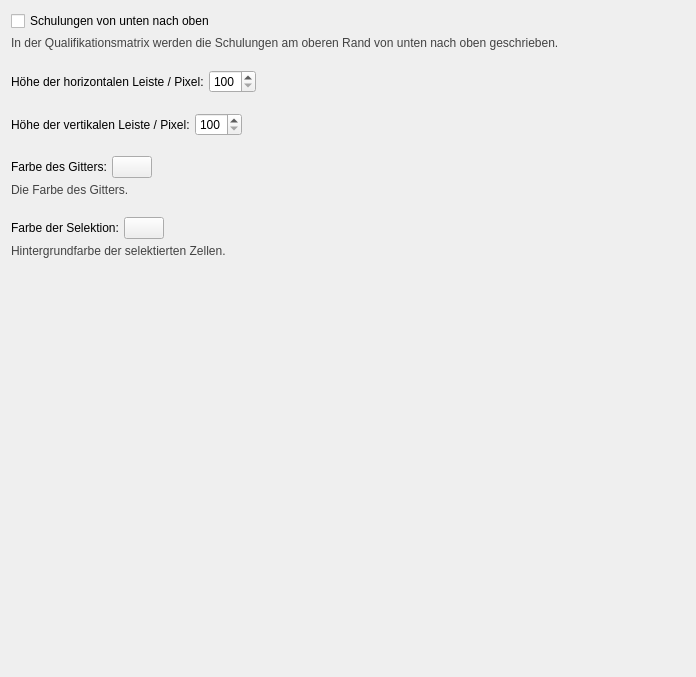
Above: ui/qmqualimatrixsettingswidget.ui from Christian-Kr/QualificationMatrix before the change. Below: the same form after it.
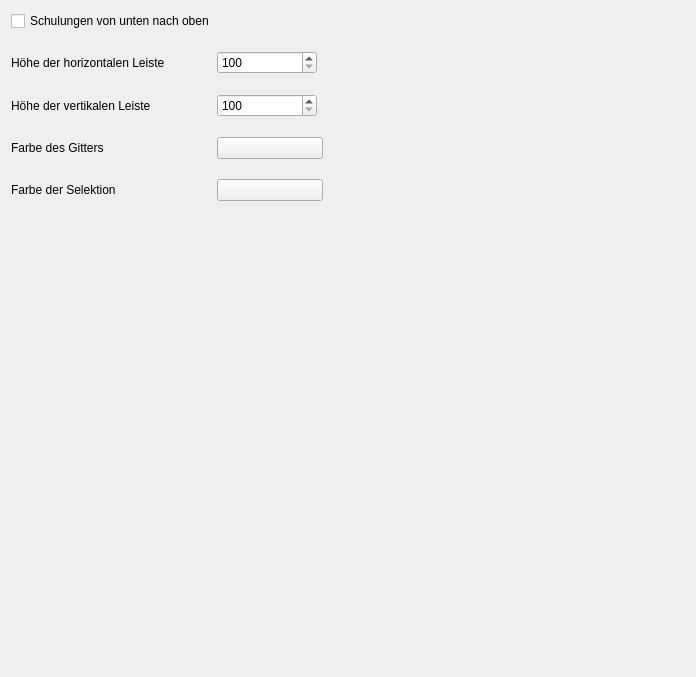
That is the form after the change.

Commit message: Update settings widget formats

```diff
--- a/ui/qmqualimatrixsettingswidget.ui
+++ b/ui/qmqualimatrixsettingswidget.ui
@@ -14,89 +14,40 @@
    <string>Form</string>
   </property>
   <layout class="QGridLayout" name="gridLayout">
+   <property name="horizontalSpacing">
+    <number>-1</number>
+   </property>
    <property name="verticalSpacing">
     <number>20</number>
    </property>
-   <item row="0" column="0">
-    <layout class="QVBoxLayout" name="verticalLayout">
-     <property name="spacing">
-      <number>5</number>
-     </property>
-     <item>
+   <item row="0" column="0" colspan="5">
       <widget class="QCheckBox" name="cbWriteTrainBottomToTop">
        <property name="text">
         <string>Schulungen von unten nach oben</string>
        </property>
       </widget>
      </item>
-     <item>
-      <widget class="QLabel" name="label">
-       <property name="font">
-        <font>
-         <pointsize>9</pointsize>
-        </font>
-       </property>
-       <property name="text">
-        <string>&lt;html&gt;&lt;head/&gt;&lt;body&gt;&lt;p&gt;&lt;span style=&quot; color:#424242;&quot;&gt;In der Qualifikationsmatrix werden die Schulungen am oberen Rand von unten nach oben geschrieben.&lt;/span&gt;&lt;/p&gt;&lt;/body&gt;&lt;/html&gt;</string>
-       </property>
-       <property name="wordWrap">
-        <bool>true</bool>
-       </property>
-      </widget>
-     </item>
-    </layout>
-   </item>
-   <item row="1" column="0">
-    <layout class="QHBoxLayout" name="horizontalLayout_7" stretch="0,0,0">
-     <property name="spacing">
-      <number>5</number>
-     </property>
-     <item>
-      <widget class="QLabel" name="label_6">
-       <property name="text">
-        <string>Höhe der horizontalen Leiste / Pixel:</string>
-       </property>
-      </widget>
-     </item>
-     <item>
-      <widget class="QSpinBox" name="sbQMHorHeight">
-       <property name="minimum">
-        <number>100</number>
-       </property>
-       <property name="maximum">
-        <number>400</number>
-       </property>
-      </widget>
-     </item>
-     <item>
-      <spacer name="horizontalSpacer">
-       <property name="orientation">
-        <enum>Qt::Horizontal</enum>
-       </property>
-       <property name="sizeHint" stdset="0">
-        <size>
-         <width>40</width>
-         <height>20</height>
-        </size>
-       </property>
-      </spacer>
-     </item>
-    </layout>
-   </item>
    <item row="2" column="0">
-    <layout class="QHBoxLayout" name="horizontalLayout_6" stretch="0,0,0">
-     <property name="spacing">
-      <number>5</number>
-     </property>
-     <item>
       <widget class="QLabel" name="label_5">
+     <property name="minimumSize">
+      <size>
+       <width>200</width>
+       <height>0</height>
+      </size>
+     </property>
        <property name="text">
-        <string>Höhe der vertikalen Leiste / Pixel:</string>
+      <string>Höhe der vertikalen Leiste</string>
        </property>
       </widget>
      </item>
-     <item>
+   <item row="2" column="1" colspan="2">
       <widget class="QSpinBox" name="sbQMVertWidth">
+     <property name="minimumSize">
+      <size>
+       <width>100</width>
+       <height>0</height>
+      </size>
+     </property>
        <property name="minimum">
         <number>100</number>
        </property>
@@ -104,44 +55,25 @@
         <number>400</number>
        </property>
       </widget>
-     </item>
-     <item>
-      <spacer name="horizontalSpacer_2">
-       <property name="orientation">
-        <enum>Qt::Horizontal</enum>
-       </property>
-       <property name="sizeHint" stdset="0">
-        <size>
-         <width>40</width>
-         <height>20</height>
-        </size>
-       </property>
-      </spacer>
-     </item>
-    </layout>
    </item>
    <item row="3" column="0">
-    <layout class="QVBoxLayout" name="verticalLayout_3">
-     <property name="spacing">
-      <number>5</number>
-     </property>
-     <item>
-      <layout class="QHBoxLayout" name="horizontalLayout_8" stretch="0,0,0">
-       <property name="spacing">
-        <number>5</number>
-       </property>
-       <item>
         <widget class="QLabel" name="label_7">
+     <property name="minimumSize">
+      <size>
+       <width>200</width>
+       <height>0</height>
+      </size>
+     </property>
          <property name="text">
-          <string>Farbe des Gitters:</string>
+      <string>Farbe des Gitters</string>
          </property>
         </widget>
        </item>
-       <item>
+   <item row="3" column="1" colspan="3">
         <widget class="QPushButton" name="pbGridColor">
          <property name="minimumSize">
           <size>
-           <width>0</width>
+       <width>100</width>
            <height>0</height>
           </size>
          </property>
@@ -150,60 +82,37 @@
          </property>
         </widget>
        </item>
-       <item>
+   <item row="3" column="4">
         <spacer name="horizontalSpacer_3">
          <property name="orientation">
           <enum>Qt::Horizontal</enum>
          </property>
          <property name="sizeHint" stdset="0">
           <size>
-           <width>40</width>
+       <width>331</width>
            <height>20</height>
           </size>
          </property>
         </spacer>
-       </item>
-      </layout>
-     </item>
-     <item>
-      <widget class="QLabel" name="label_2">
-       <property name="font">
-        <font>
-         <pointsize>9</pointsize>
-        </font>
-       </property>
-       <property name="text">
-        <string>&lt;html&gt;&lt;head/&gt;&lt;body&gt;&lt;p&gt;&lt;span style=&quot; color:#424242;&quot;&gt;Die Farbe des Gitters.&lt;/span&gt;&lt;/p&gt;&lt;/body&gt;&lt;/html&gt;</string>
-       </property>
-       <property name="wordWrap">
-        <bool>true</bool>
-       </property>
-      </widget>
-     </item>
-    </layout>
    </item>
    <item row="4" column="0">
-    <layout class="QVBoxLayout" name="verticalLayout_2">
-     <property name="spacing">
-      <number>5</number>
-     </property>
-     <item>
-      <layout class="QHBoxLayout" name="horizontalLayout_10" stretch="0,0,0">
-       <property name="spacing">
-        <number>5</number>
-       </property>
-       <item>
         <widget class="QLabel" name="label_8">
+     <property name="minimumSize">
+      <size>
+       <width>200</width>
+       <height>0</height>
+      </size>
+     </property>
          <property name="text">
-          <string>Farbe der Selektion:</string>
+      <string>Farbe der Selektion</string>
          </property>
         </widget>
        </item>
-       <item>
+   <item row="4" column="1" colspan="3">
         <widget class="QPushButton" name="pbSelectionColor">
          <property name="minimumSize">
           <size>
-           <width>0</width>
+       <width>100</width>
            <height>0</height>
           </size>
          </property>
@@ -212,39 +121,20 @@
          </property>
         </widget>
        </item>
-       <item>
+   <item row="4" column="4">
         <spacer name="horizontalSpacer_4">
          <property name="orientation">
           <enum>Qt::Horizontal</enum>
          </property>
          <property name="sizeHint" stdset="0">
           <size>
-           <width>40</width>
+       <width>331</width>
            <height>20</height>
           </size>
          </property>
         </spacer>
        </item>
-      </layout>
-     </item>
-     <item>
-      <widget class="QLabel" name="label_3">
-       <property name="font">
-        <font>
-         <pointsize>9</pointsize>
-        </font>
-       </property>
-       <property name="text">
-        <string>&lt;html&gt;&lt;head/&gt;&lt;body&gt;&lt;p&gt;&lt;span style=&quot; color:#424242;&quot;&gt;Hintergrundfarbe der selektierten Zellen.&lt;/span&gt;&lt;/p&gt;&lt;/body&gt;&lt;/html&gt;</string>
-       </property>
-       <property name="wordWrap">
-        <bool>true</bool>
-       </property>
-      </widget>
-     </item>
-    </layout>
-   </item>
-   <item row="5" column="0">
+   <item row="5" column="0" colspan="5">
     <spacer name="verticalSpacer">
      <property name="orientation">
       <enum>Qt::Vertical</enum>
@@ -257,6 +147,61 @@
      </property>
     </spacer>
    </item>
+   <item row="1" column="3" colspan="2">
+    <spacer name="horizontalSpacer">
+     <property name="orientation">
+      <enum>Qt::Horizontal</enum>
+     </property>
+     <property name="sizeHint" stdset="0">
+      <size>
+       <width>345</width>
+       <height>20</height>
+      </size>
+     </property>
+    </spacer>
+   </item>
+   <item row="2" column="3" colspan="2">
+    <spacer name="horizontalSpacer_2">
+     <property name="orientation">
+      <enum>Qt::Horizontal</enum>
+     </property>
+     <property name="sizeHint" stdset="0">
+      <size>
+       <width>345</width>
+       <height>20</height>
+      </size>
+     </property>
+    </spacer>
+   </item>
+   <item row="1" column="0">
+    <widget class="QLabel" name="label_6">
+     <property name="minimumSize">
+      <size>
+       <width>200</width>
+       <height>0</height>
+      </size>
+     </property>
+     <property name="text">
+      <string>Höhe der horizontalen Leiste</string>
+     </property>
+    </widget>
+   </item>
+   <item row="1" column="1" colspan="2">
+    <widget class="QSpinBox" name="sbQMHorHeight">
+     <property name="minimumSize">
+      <size>
+       <width>100</width>
+       <height>0</height>
+      </size>
+     </property>
+     <property name="minimum">
+      <number>100</number>
+     </property>
+     <property name="maximum">
+      <number>400</number>
+     </property>
+    </widget>
+   </item>
   </layout>
  </widget>
  <resources/>
```
Lines whose indentation alone changed are shown as unchanged. The commit also changes 2 other files.
